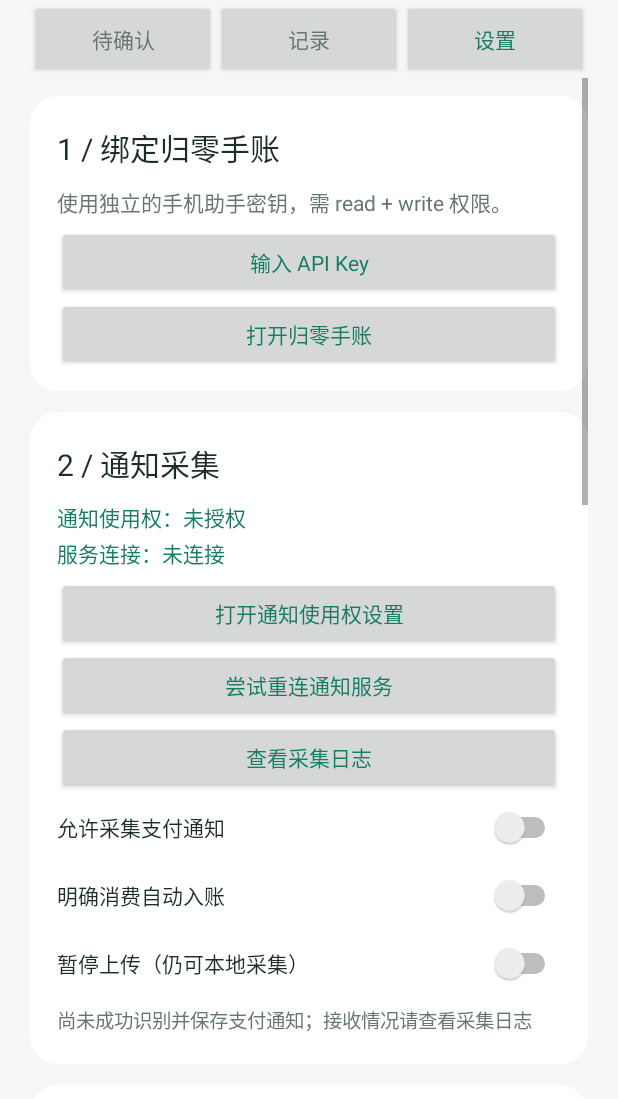
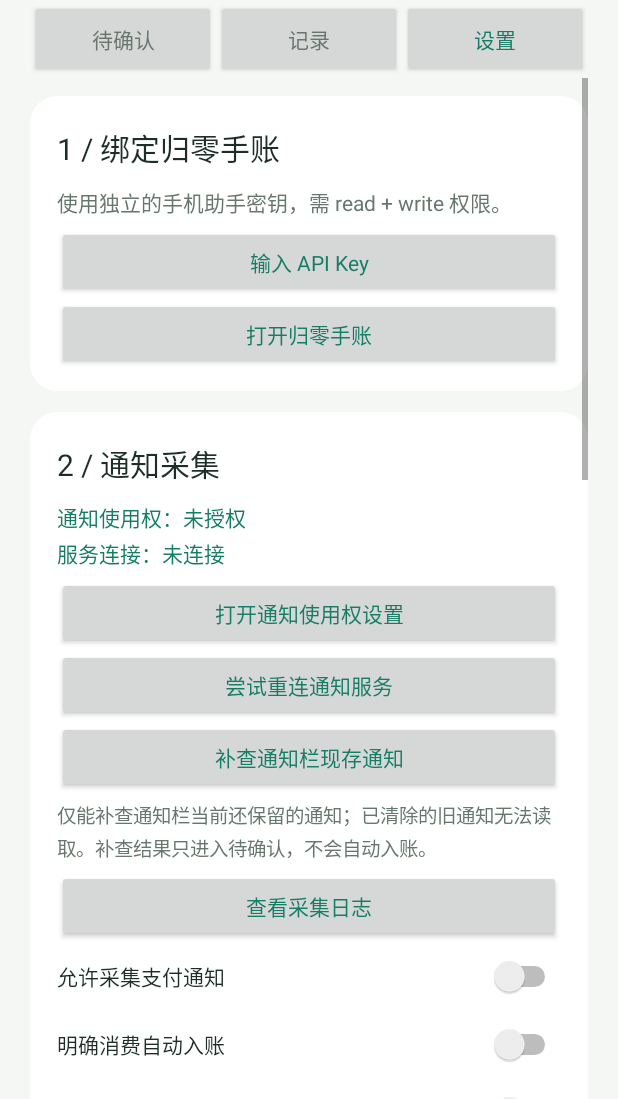
Before and after one commit to epitomizelu/guiling-android, an Android app: the screen it shows after launch (MainActivity), after a tap on "设置", on a phone screen of 412 x 824 dp, the part 137-1236 px from its top. Run offline under Robolectric (Android 15) with nearby library versions, the phone set to English and light mode, and no system bars; pictures from the network do not load; 2 other taps on this screen came first.

Commit message:
Backfill active payment notifications on reconnect

```diff
--- a/app/build.gradle
+++ b/app/build.gradle
@@ -6,8 +6,8 @@ android {
         applicationId 'top.george888.guiling'
         minSdk 26
         targetSdk 35
-        versionCode 8
-        versionName '0.1.7'
+        versionCode 9
+        versionName '0.1.8'
         testInstrumentationRunner 'androidx.test.runner.AndroidJUnitRunner'
     }
     signingConfigs {
--- a/app/src/main/java/top/george888/guiling/MainActivity.java
+++ b/app/src/main/java/top/george888/guiling/MainActivity.java
@@ -129,7 +129,7 @@ public final class MainActivity extends Activity {
             }catch(Exception e){toast(e.getMessage()==null?"请核对输入":e.getMessage());}
         }));dialog.show();
     }
-    private void toggle(LinearLayout card,String label,String key,boolean value){Switch s=new Switch(this);s.setText(label);s.setTextColor(ink);s.setPadding(0,dp(12),0,dp(12));s.setChecked(value);s.setOnCheckedChangeListener((b,on)->{if(on&&key.equals("automatic")){s.setChecked(false);new AlertDialog.Builder(this).setTitle("开启明确消费自动入账？").setMessage("仅当通知明确显示支付成功、唯一金额及唯一付款账户时自动提交。新通知可能与手工记账重复，开启后请避免再次手工登记相同消费。未识别的信息仍需确认。").setPositiveButton("开启",(d,w)->{Vault.prefs(this).edit().putBoolean(key,true).apply();show();}).setNegativeButton("取消",null).show();return;}Vault.prefs(this).edit().putBoolean(key,on).apply();if(key.equals("pause_upload")&&!on)UploadJob.schedule(this);});card.addView(s);}
+    private void toggle(LinearLayout card,String label,String key,boolean value){Switch s=new Switch(this);s.setText(label);s.setTextColor(ink);s.setPadding(0,dp(12),0,dp(12));s.setChecked(value);s.setOnCheckedChangeListener((b,on)->{if(on&&key.equals("automatic")){s.setChecked(false);new AlertDialog.Builder(this).setTitle("开启明确消费自动入账？").setMessage("仅当通知明确显示支付成功、唯一金额及唯一付款账户时自动提交。新通知可能与手工记账重复，开启后请避免再次手工登记相同消费。未识别的信息仍需确认。").setPositiveButton("开启",(d,w)->{Vault.prefs(this).edit().putBoolean(key,true).apply();show();}).setNegativeButton("取消",null).show();return;}Vault.prefs(this).edit().putBoolean(key,on).apply();if(key.equals("pause_upload")&&!on)UploadJob.schedule(this);if(key.equals("capture")&&on)PaymentListener.scanNow();});card.addView(s);}
     private void settings(){
         LinearLayout connect=card();connect.addView(text("1 / 绑定归零手账",20,ink));connect.addView(text(bound()?"已绑定 · "+Vault.prefs(this).getString("agent_name",""):"使用独立的手机助手密钥，需 read + write 权限。",14,muted));
         button(connect,bound()?"刷新账户列表":"输入 API Key",()->{if(bound())refreshAccounts();else bind();});
@@ -144,6 +144,11 @@ public final class MainActivity extends Activity {
                 CaptureLog.add(this,"系统","请求重连","已请求系统重新连接通知服务");toast("已请求系统重连，请稍后返回设置查看状态");}
             catch(RuntimeException e){toast("重连请求失败，请在系统设置中关闭再开启通知使用权");}
         });
+        button(capture,"补查通知栏现存通知",()->{
+            if(!PaymentListener.scanNow()){toast("通知服务未连接，请先重连或重新开启通知使用权");return;}
+            toast("补查完成，请查看待确认和采集日志");show();
+        });
+        capture.addView(text("仅能补查通知栏当前还保留的通知；已清除的旧通知无法读取。补查结果只进入待确认，不会自动入账。",13,muted));
         button(capture,"查看采集日志",()->{page=3;show();});
         toggle(capture,"允许采集支付通知","capture",Vault.prefs(this).getBoolean("capture",false));
         toggle(capture,"明确消费自动入账","automatic",Vault.prefs(this).getBoolean("automatic",false));
@@ -152,13 +157,13 @@ public final class MainActivity extends Activity {
         String err=Vault.prefs(this).getString("capture_error","");if(!err.isEmpty())capture.addView(text(err,13,muted));
         LinearLayout help=card();help.addView(text("小米14安装与排查",20,ink));help.addView(text("① 安装后打开通知使用权；部分系统需先在应用信息页允许受限制的设置。\n② 在系统设置中搜索本应用的自启动、后台运行或省电设置，允许必要的后台运行。HyperOS版本不同，入口可能不同。\n③ 打开微信/支付宝系统通知及消息详情；微信支付消息不要设为免打扰。\n④ 锁屏、重启后各做一次实际支付通知测试。只在微信内显示的消息无法读取。\n⑤ 没有识别到账户时会停留在待确认，不会猜着扣款。",14,muted));
         button(help,"本地解析演示（不入账）",this::demo);
-        LinearLayout update=card();update.addView(text("应用更新 · 0.1.7",20,ink));
+        LinearLayout update=card();update.addView(text("应用更新 · 0.1.8",20,ink));
         button(update,"检查更新",()->AppUpdate.check(this));
         button(update,"安装已下载更新",()->AppUpdate.resumeInstall(this));
         LinearLayout privacy=card();privacy.addView(text("数据与隐私",20,ink));privacy.addView(text("系统通知权限范围较广，本应用在手机本地仅筛选微信和支付宝的指定支付服务消息。通知原文留在本机；服务器只接收确认后的记账字段。无广告、无分析SDK，不读取聊天数据库。密钥用Android Keystore加密保存，禁止系统备份。\n此版本不自动处理退款、转账或还款。匹配规则需要用你的真实通知验证，不能保证每笔都采集。",14,muted));
         button(privacy,"解除绑定并清空本地记录",()->new AlertDialog.Builder(this).setTitle("解除绑定").setMessage("只清空手机记录和密钥，服务器账本不会删除。为避免已发出但响应丢失的请求被重复记账，有待上传或提交被拒绝的记录时不能解除。先核对处理这些记录。")
             .setPositiveButton("确认解除",(d,w)->{try(Store s=new Store(this)){if(s.count("queued")>0||s.count("blocked")>0){toast("仍有提交中的记录，请先核对，或联系维护者处理");return;}s.clear();CaptureLog.clear(this);Vault.prefs(this).edit().clear().commit();getSystemService(android.app.job.JobScheduler.class).cancel(1001);show();}}).setNegativeButton("取消",null).show());
-        content.addView(text("归零记账助手 0.1.7 · Android 8.0+\n支付通知采集测试版",12,muted));
+        content.addView(text("归零记账助手 0.1.8 · Android 8.0+\n支付通知采集测试版",12,muted));
     }
     private void bind(){
         LinearLayout form=stack();form.setPadding(dp(20),dp(8),dp(20),dp(12));EditText key=field(form,"手机助手专用 API Key","",InputType.TYPE_CLASS_TEXT|InputType.TYPE_TEXT_VARIATION_PASSWORD);
```
Also changed, not shown: app/src/main/java/top/george888/guiling/PaymentListener.java (+35 -10 lines), 2 other files.
